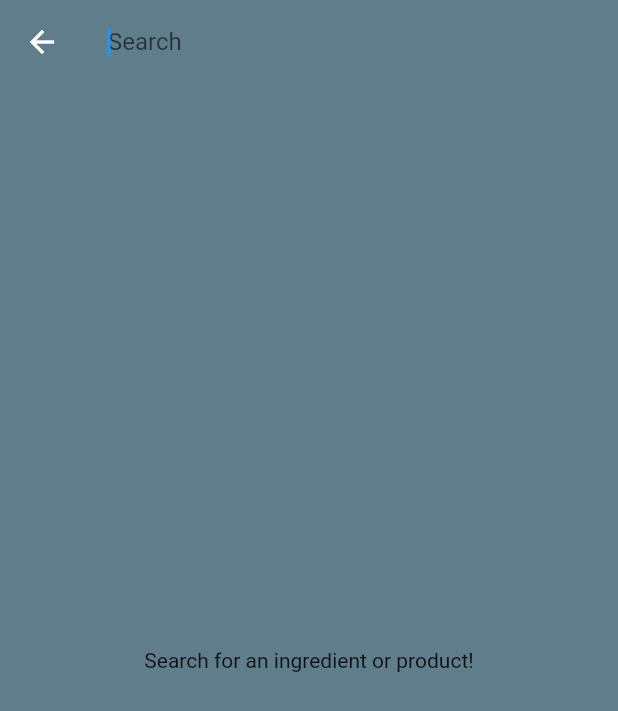
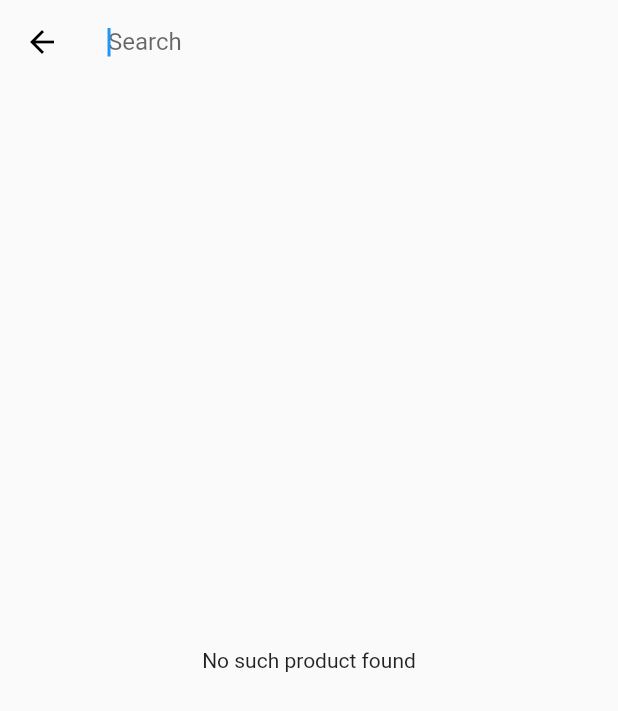
Before and after one commit to aizatazhar/can-i-eat-this, a Flutter app: the SearchPage screen opened directly, on a phone screen of 412 x 824 dp. Shown: the top 711 px of the screen. Run offline on Flutter 3.47's test engine with Material 2 defaults, Android fonts, the phone set to English and light mode, and no system bars; missing offline and left inert: flutter_barcode_scanner.

Commit message:
Minor UI updates

```diff
--- a/lib/view/home.dart
+++ b/lib/view/home.dart
@@ -73,11 +73,12 @@ class _HomeState extends State<Home> {
   // Builds the body using the product cached from a manual search
   Widget _buildCachedProduct() {
     return Container(
-        padding: EdgeInsets.symmetric(horizontal: 20, vertical: 10),
+      padding: EdgeInsets.symmetric(horizontal: 20),
       child: SingleChildScrollView(
         child: Column(
           crossAxisAlignment: CrossAxisAlignment.start,
           children: <Widget>[
+            SizedBox(height:10),
             Text("Barcode", style: Theme.of(context).textTheme.headline5),
             Text(_cachedProduct.barcode),
             SizedBox(height: 10),
@@ -111,7 +112,7 @@ class _HomeState extends State<Home> {
 
             Text("Allergens", style: Theme.of(context).textTheme.headline5),
             Text(StringUtils.withoutFirstAndLastChars(_cachedProduct.allergens.toString())),
-              SizedBox(height: 10),
+            SizedBox(height: 50),
           ]
         ),
       )
--- a/lib/view/search_page.dart
+++ b/lib/view/search_page.dart
@@ -21,11 +21,11 @@ class _SearchPageState extends State<SearchPage> {
   Widget build(BuildContext context) {
     return Scaffold(
       appBar: FixedSearchBar(callback: setSearchInput),
+
       body: Container(
         padding: EdgeInsets.symmetric(horizontal: 0),
         child: _isFirstSearch ? _buildEmptyView() : _buildSearchResults(_searchInput)
       ),
-      backgroundColor: Colors.blueGrey,
     );
   }
 
@@ -51,11 +51,15 @@ class _SearchPageState extends State<SearchPage> {
             }
 
             if (snapshot.data == null) {
-              return Container(child: Text("No products found"));
+              return Container(child: _buildEmptyView());
             }
 
             return ListView(
               children: [
+                Container(
+                  padding: EdgeInsets.symmetric(horizontal: 20),
+                  child: Text("Products", style: TextStyle(fontSize: 16),)
+                ),
                 ListTile(
                   title: Text(snapshot.data.name),
                   leading: Column(
@@ -65,7 +69,6 @@ class _SearchPageState extends State<SearchPage> {
                     ],
                   ),
                   contentPadding: EdgeInsets.symmetric(horizontal: 20),
-                  tileColor: Colors.blueGrey.shade300,
                   subtitle: Wrap(children: [
                     Text(snapshot.data.ingredients.toString())
                   ]),
@@ -84,17 +87,7 @@ class _SearchPageState extends State<SearchPage> {
   Widget _buildEmptyView() {
     return Container(
       alignment: Alignment.center,
-      child: Text("Search for an ingredient or product!"),
+      child: Text("No such product found"),
     );
   }
 }
-
-//ExpansionTile(
-//title: Text("Products"),
-//initiallyExpanded: true,
-////          trailing: Icon(null),
-//children: [
-//Text("hello"),
-//Text("hello2")
-//],
-//),
--- a/lib/widget/fixed_search_bar.dart
+++ b/lib/widget/fixed_search_bar.dart
@@ -30,13 +30,14 @@ class _FixedSearchBarState extends State<FixedSearchBar> {
   Widget build(BuildContext context) {
     return AppBar(
       backgroundColor: Colors.transparent,
+      iconTheme: IconThemeData(color: Colors.black),
       elevation: 0,
       title: TextField(
         textAlignVertical: TextAlignVertical.center,
         textInputAction: TextInputAction.search,
         autofocus: true,
         controller: _controller,
-        style: TextStyle(color: Colors.white),
+        style: TextStyle(color: Colors.black),
         decoration: InputDecoration(
           hintText: "Search",
           border: InputBorder.none,
@@ -45,7 +46,7 @@ class _FixedSearchBarState extends State<FixedSearchBar> {
               ? IconButton(
                 icon: Icon(Icons.clear),
                 onPressed: () => _controller.clear(),
-                color: Colors.white
+                color: Colors.black
               )
               : Icon(null)
         ),
```
Lines whose indentation alone changed are shown as unchanged.
